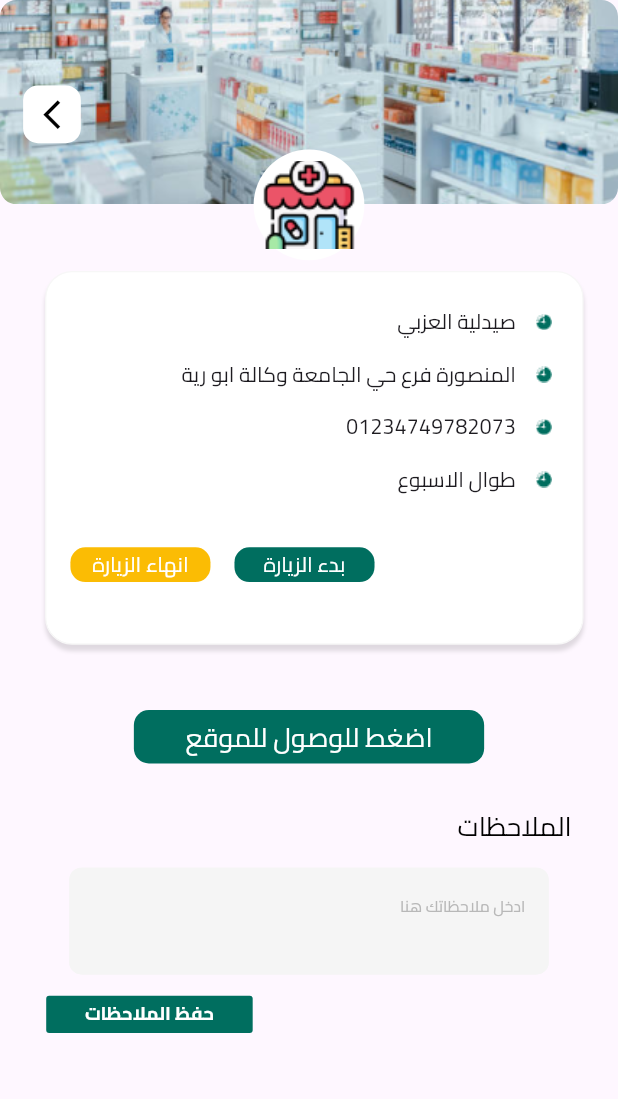
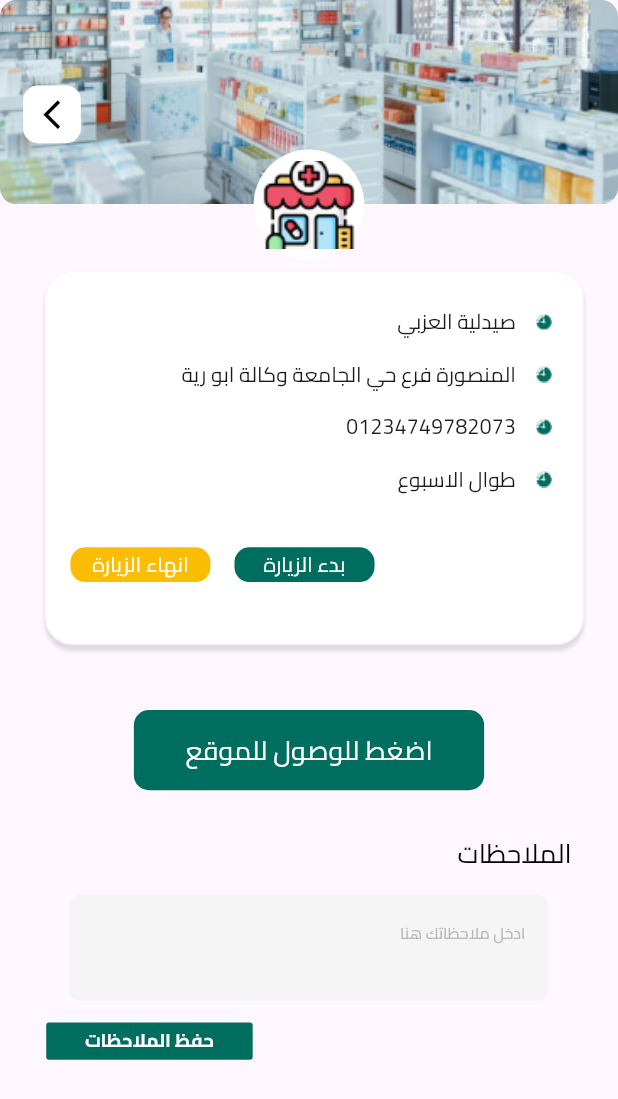
Before and after one commit to AhmedSlman/Mandopy, a Flutter app: the PharmacyProfileView screen opened by its route, on a phone screen of 412 x 824 dp. Shown: the top 1099 px of the screen. Run offline on Flutter 3.47's test engine with Material 3 defaults, Android fonts, the phone set to English and light mode, and no system bars; our stand-ins replace bloc, dartz, dio, flutter_bloc, flutter_rating_bar, flutter_screenutil and 4 more; accounts and stored records are empty.

Commit message:
navbar done

```diff
--- a/lib/core/common/widgets/custom_btn.dart
+++ b/lib/core/common/widgets/custom_btn.dart
@@ -30,7 +30,7 @@ class CustomButton extends StatelessWidget {
       child: GestureDetector(
         onTap: onPressed,
         child: Container(
-          height: height ?? 40.h,
+          height: height ?? 60.h,
           width: width ?? 242.59.w,
           decoration: BoxDecoration(
             color: backgroundColor ?? AppColors.primaryColor,
--- a/lib/core/routes/app_routers.dart
+++ b/lib/core/routes/app_routers.dart
@@ -14,6 +14,7 @@ import 'package:mandopy/src/features/dailyPlane/presentation/views/daily_plane_v
 import 'package:mandopy/src/features/home/presentation/view/home_view.dart';
 import 'package:mandopy/src/features/prizes/presentation/views/prizes_view.dart';
 import 'package:mandopy/src/features/reports/presentation/views/resports_view.dart';
+import 'package:mandopy/src/nav_bar.dart';
 import 'package:mandopy/src/splach.dart';
 
 import '../../src/features/doctorprofile/presentation/views/doctor_profile_view.dart';
@@ -31,6 +32,10 @@ final GoRouter router = GoRouter(
         create: (context) => getIt<AuthCubit>(),
         child: const SiginUpView(),
       ),
+    ),
+    GoRoute(
+      path: RouterNames.navigatiomBarButton,
+      builder: (context, state) => const NavigationBarButton(),
     ),
     GoRoute(
       path: RouterNames.login,
--- a/lib/core/theme/app_colors.dart
+++ b/lib/core/theme/app_colors.dart
@@ -17,6 +17,9 @@ abstract class AppColors {
   static const Color lightGrey = Color(0xFFF5F5F5);
   static const Color backgroundColor = Color(0xFFF3F5F7);
   static const Color errorColor = Color(0xFFFF5E5E);
+  static const Color navBarGrey = Color(0xFFF7F7F7);
+
+  static const Color navBarGreyIcon = Color(0xFFB1B1B1);
 
   static const Color dailyPlaneItem = Color(0xFFE8F5E9);
 
--- a/lib/src/features/dailyPlane/presentation/widgets/daily_plan_card.dart
+++ b/lib/src/features/dailyPlane/presentation/widgets/daily_plan_card.dart
@@ -1,6 +1,6 @@
 import 'package:flutter/material.dart';
 import 'package:flutter_screenutil/flutter_screenutil.dart';
-import 'package:flutter_svg/flutter_svg.dart';
+import 'package:flutter_svg/svg.dart';
 
 import '../../../../../core/common/widgets/custom_btn.dart';
 import '../../../../../core/theme/app_colors.dart';
--- a/lib/src/features/pharmacyprofile/presentation/components/pharmacy_add_details_section.dart
+++ b/lib/src/features/pharmacyprofile/presentation/components/pharmacy_add_details_section.dart
@@ -1,54 +1,20 @@
+// ignore_for_file: must_be_immutable
+
 import 'package:flutter/material.dart';
-import 'package:flutter_screenutil/flutter_screenutil.dart';
+import 'package:mandopy/src/features/pharmacyprofile/presentation/widgets/pharmacy_add_ditals_widget.dart';
 
-import '../../../../../core/common/widgets/custom_btn.dart';
-import '../../../../../core/common/widgets/custom_text_form_field.dart';
 import '../../../../../core/utils/app_strings.dart';
-import '../../../../../core/utils/app_styles.dart';
 
 class PharmacyAddDetailsSection extends StatelessWidget {
-  const PharmacyAddDetailsSection({super.key});
+  PharmacyAddDetailsSection({super.key});
+  TextEditingController? noteController = TextEditingController();
 
   @override
   Widget build(BuildContext context) {
-    return Padding(
-      padding: EdgeInsets.symmetric(
-        horizontal: 32.w,
-      ),
-      child: Column(
-        crossAxisAlignment: CrossAxisAlignment.start,
-        children: [
-          Text(
-            AppStrings.details,
-            style: AppStyles.s20.copyWith(
-              color: Colors.black,
-            ),
-          ),
-          SizedBox(
-            height: 17.h,
-          ),
-          const CustomTextFormField(
-            hintText: AppStrings.addYourDetails,
-            maxLines: 2,
-          ),
-          Align(
-            alignment: Alignment.centerLeft,
-            child: CustomButton(
-              borderRadius: BorderRadius.circular(
-                2,
-              ),
-              width: 143.w,
-              height: 28.h,
-              text: AppStrings.saveDetails,
-              textStyle: AppStyles.s14.copyWith(
-                color: Colors.white,
-                fontWeight: FontWeight.w600,
-              ),
-              onPressed: () {},
-            ),
-          ),
-        ],
-      ),
+    return PharmacyAddDetailsWidget(
+      details: AppStrings.details,
+      noteController: noteController,
+      onPressed: () {},
     );
   }
 }
--- a/lib/src/features/pharmacyprofile/presentation/views/pharmacy_profile_view.dart
+++ b/lib/src/features/pharmacyprofile/presentation/views/pharmacy_profile_view.dart
@@ -30,7 +30,7 @@ class PharmacyProfileView extends StatelessWidget {
           SizedBox(
             height: 33.h,
           ),
-          const PharmacyAddDetailsSection(),
+           PharmacyAddDetailsSection(),
         ],
       )),
     );
--- /dev/null
+++ b/lib/src/features/pharmacyprofile/presentation/widgets/pharmacy_add_ditals_widget.dart
@@ -0,0 +1,62 @@
+
+import 'package:flutter/material.dart';
+import 'package:flutter_screenutil/flutter_screenutil.dart';
+import 'package:mandopy/core/common/widgets/custom_btn.dart';
+import 'package:mandopy/core/common/widgets/custom_text_form_field.dart';
+import 'package:mandopy/core/utils/app_strings.dart';
+import 'package:mandopy/core/utils/app_styles.dart';
+
+class PharmacyAddDetailsWidget extends StatelessWidget {
+  PharmacyAddDetailsWidget(
+      {super.key,
+      required this.details,
+      required this.onPressed,
+      this.noteController});
+  TextEditingController? noteController = TextEditingController();
+  final String details;
+  final VoidCallback onPressed;
+
+  @override
+  Widget build(BuildContext context) {
+    return Padding(
+      padding: EdgeInsets.symmetric(
+        horizontal: 32.w,
+      ),
+      child: Column(
+        crossAxisAlignment: CrossAxisAlignment.start,
+        children: [
+          Text(
+            details,
+            style: AppStyles.s20.copyWith(
+              color: Colors.black,
+            ),
+          ),
+          SizedBox(
+            height: 17.h,
+          ),
+          CustomTextFormField(
+            hintText: AppStrings.addYourDetails,
+            maxLines: 2,
+            controller: noteController,
+          ),
+          Align(
+            alignment: Alignment.centerLeft,
+            child: CustomButton(
+              borderRadius: BorderRadius.circular(
+                2,
+              ),
+              width: 143.w,
+              height: 28.h,
+              text: AppStrings.saveDetails,
+              textStyle: AppStyles.s14.copyWith(
+                color: Colors.white,
+                fontWeight: FontWeight.w600,
+              ),
+              onPressed: onPressed,
+            ),
+          ),
+        ],
+      ),
+    );
+  }
+}
--- a/lib/src/features/prizes/presentation/views/prizes_view.dart
+++ b/lib/src/features/prizes/presentation/views/prizes_view.dart
@@ -1,6 +1,6 @@
 import 'package:flutter/material.dart';
 import 'package:flutter_screenutil/flutter_screenutil.dart';
-import 'package:flutter_svg/flutter_svg.dart';
+import 'package:flutter_svg/svg.dart';
 import 'package:mandopy/app.dart';
 import 'package:mandopy/core/common/widgets/custom_app_bar.dart';
 import 'package:mandopy/core/theme/app_colors.dart';
--- a/lib/src/features/reports/presentation/components/reports_list_view.dart
+++ b/lib/src/features/reports/presentation/components/reports_list_view.dart
@@ -9,6 +9,7 @@ class ReportsListView extends StatelessWidget {
   Widget build(BuildContext context) {
     return Expanded(
       child: ListView.separated(
+        padding: EdgeInsets.zero,
         itemCount: 3,
         itemBuilder: (context, index) {
           return ReportCardWidget(
--- a/lib/src/features/reports/presentation/widgets/date_picker_widget.dart
+++ b/lib/src/features/reports/presentation/widgets/date_picker_widget.dart
@@ -41,7 +41,7 @@ class _DatePickerWidgetState extends State<DatePickerWidget> {
       onTap: () => _selectDate(context),
       child: Container(
         width: 186.w,
-        height: 33.h,
+        height: 40.h,
         decoration: BoxDecoration(
           color: widget.containerColor,
           borderRadius: BorderRadius.circular(2.0),
--- a/pubspec.yaml
+++ b/pubspec.yaml
@@ -24,10 +24,9 @@ dependencies:
   flutter_svg: ^2.0.10+1
   get_it: ^8.0.0
   go_router: ^14.2.8
-  intl: ^0.19.0
+  intl: ^0.18.0
   pin_code_fields: ^8.0.1
   shared_preferences: ^2.2.3
-
 
 dev_dependencies:
   flutter_lints: ^3.0.0
```
Also changed, not shown: lib/core/routes/router_names.dart (+4 -3 lines), lib/src/features/reports/presentation/widgets/report_search_widget.dart (+4 -4 lines), lib/src/nav_bar.dart (added, +85 -0 lines), pubspec.lock.
